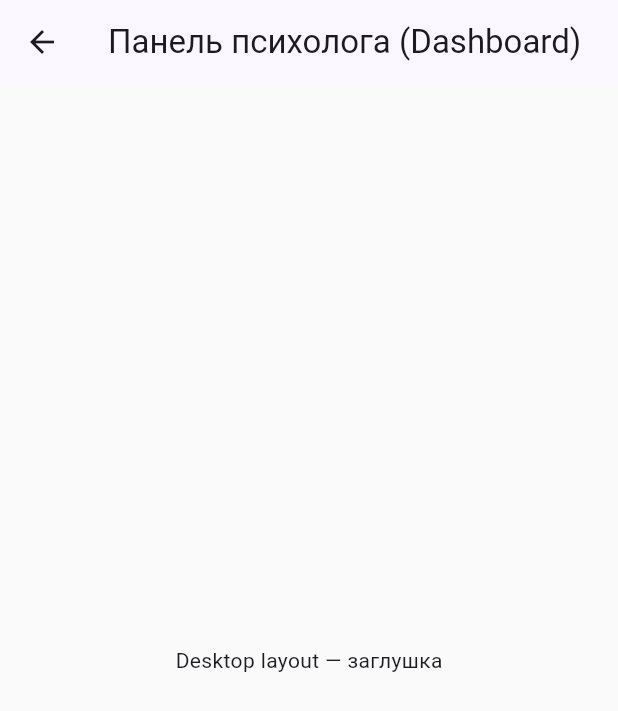
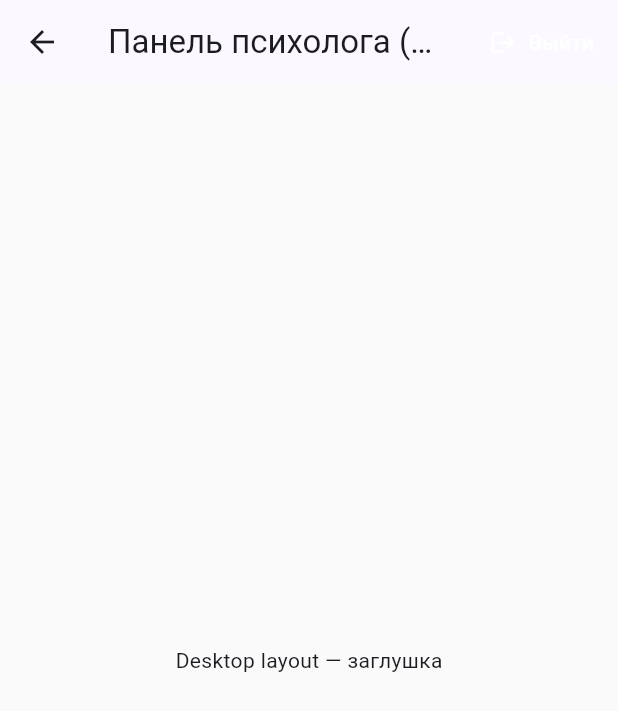
Before and after one commit to ruslanflutterdev/Psychologist, a Flutter app: the DashboardScreen screen opened by its route, on a phone screen of 412 x 824 dp. Shown: the top 711 px of the screen. Run offline on Flutter 3.47's test engine with Material 3 defaults, Android fonts, the phone set to English and light mode, and no system bars; our stand-ins replace flutter_bloc.

Commit message:
добавил PopScore для конкретного выхода назад, теперь при нажатии стрелки в браузере выполняется logout через SessionCubit.clear() и переход на /login

```diff
--- a/lib/features/dashboard/view/dashboard_screen.dart
+++ b/lib/features/dashboard/view/dashboard_screen.dart
@@ -1,13 +1,39 @@
 import 'package:flutter/material.dart';
+import 'package:flutter_bloc/flutter_bloc.dart';
+import 'package:heros_journey/core/session/session_cubit.dart';
 
 class DashboardScreen extends StatelessWidget {
   const DashboardScreen({super.key});
 
+  void _logout(BuildContext context) {
+    context.read<SessionCubit>().clear();
+    Navigator.of(context).pushReplacementNamed('/login');
+  }
+
   @override
   Widget build(BuildContext context) {
-    return Scaffold(
-      appBar: AppBar(title: const Text('Панель психолога (Dashboard)')),
-      body: const Center(child: Text('Desktop layout — заглушка')),
+    return PopScope(
+      canPop: false,
+      onPopInvokedWithResult: (didPop, result) {
+        if (didPop) return;
+        _logout(context);
+      },
+      child: Scaffold(
+        appBar: AppBar(
+          title: const Text('Панель психолога (Dashboard)'),
+          actions: [
+            TextButton.icon(
+              onPressed: () => _logout(context),
+              icon: const Icon(Icons.logout),
+              label: const Text('Выйти'),
+              style: TextButton.styleFrom(
+                foregroundColor: Theme.of(context).colorScheme.onPrimary,
+              ),
+            ),
+          ],
+        ),
+        body: const Center(child: Text('Desktop layout — заглушка')),
+      ),
     );
   }
 }
```
